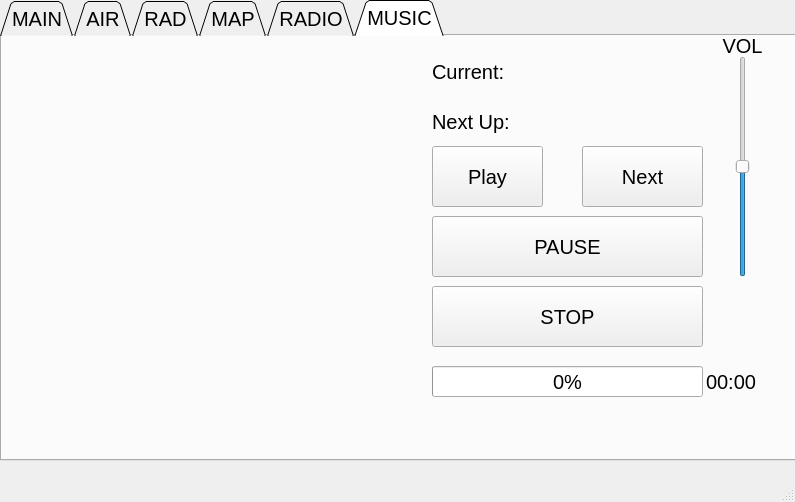
Blizzartnaut/WorkingPipBoy, file PipBoy/PipBoyMenu.ui: the form before one commit.
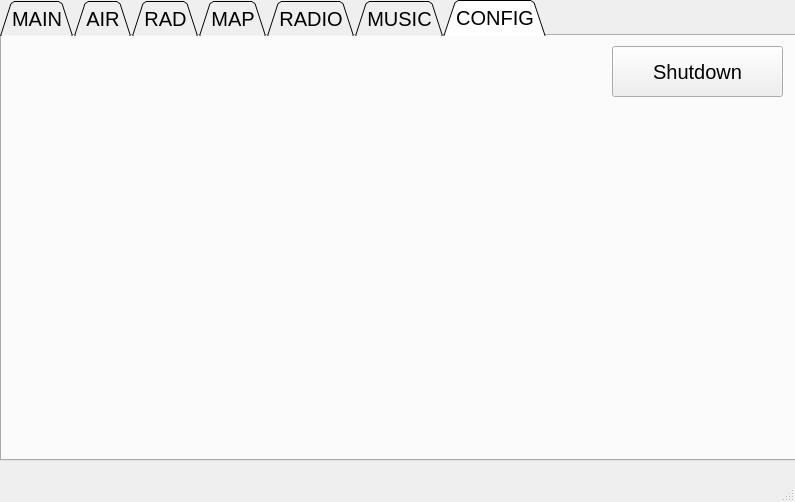
The form after the commit.

Commit message: Reenabled GPS Function

Patch:
```diff
--- a/PipBoy/PipBoyMenu.ui
+++ b/PipBoy/PipBoyMenu.ui
@@ -32,7 +32,7 @@
      <enum>QTabWidget::Triangular</enum>
     </property>
     <property name="currentIndex">
-     <number>5</number>
+     <number>6</number>
     </property>
     <widget class="QWidget" name="main">
      <attribute name="title">
@@ -953,6 +953,24 @@
       </property>
      </widget>
     </widget>
+    <widget class="QWidget" name="tab">
+     <attribute name="title">
+      <string>CONFIG</string>
+     </attribute>
+     <widget class="QPushButton" name="ShutDown">
+      <property name="geometry">
+       <rect>
+        <x>610</x>
+        <y>10</y>
+        <width>171</width>
+        <height>51</height>
+       </rect>
+      </property>
+      <property name="text">
+       <string>Shutdown</string>
+      </property>
+     </widget>
+    </widget>
    </widget>
   </widget>
   <widget class="QMenuBar" name="menubar">
```
The commit also changes 2 other files.
